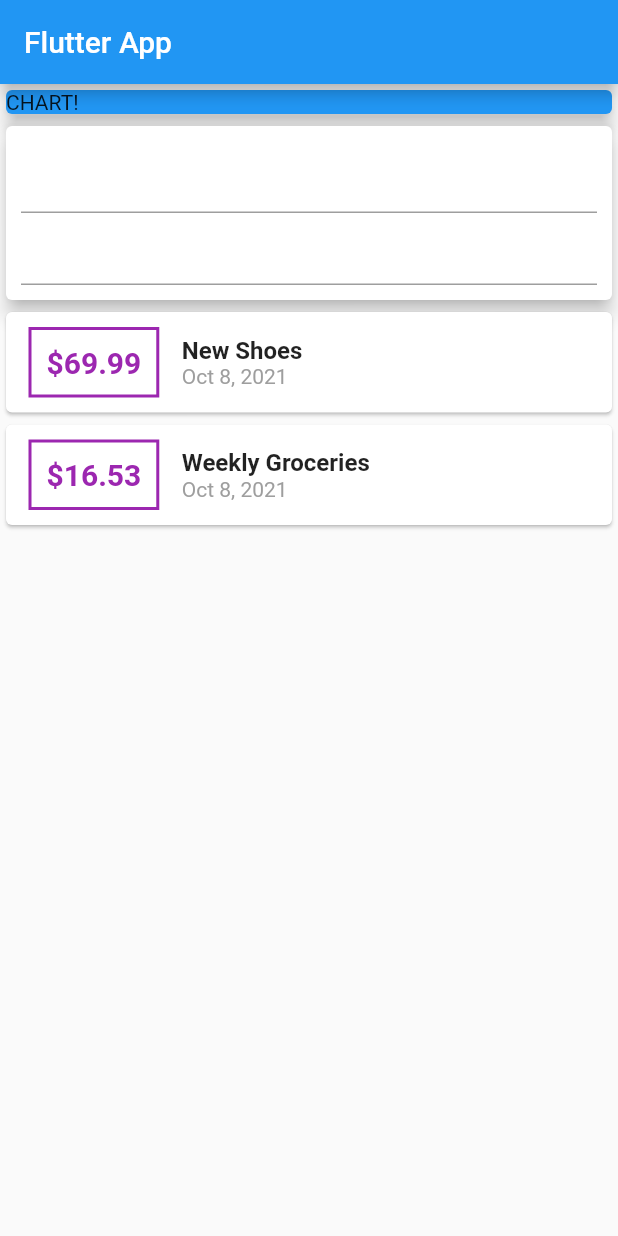
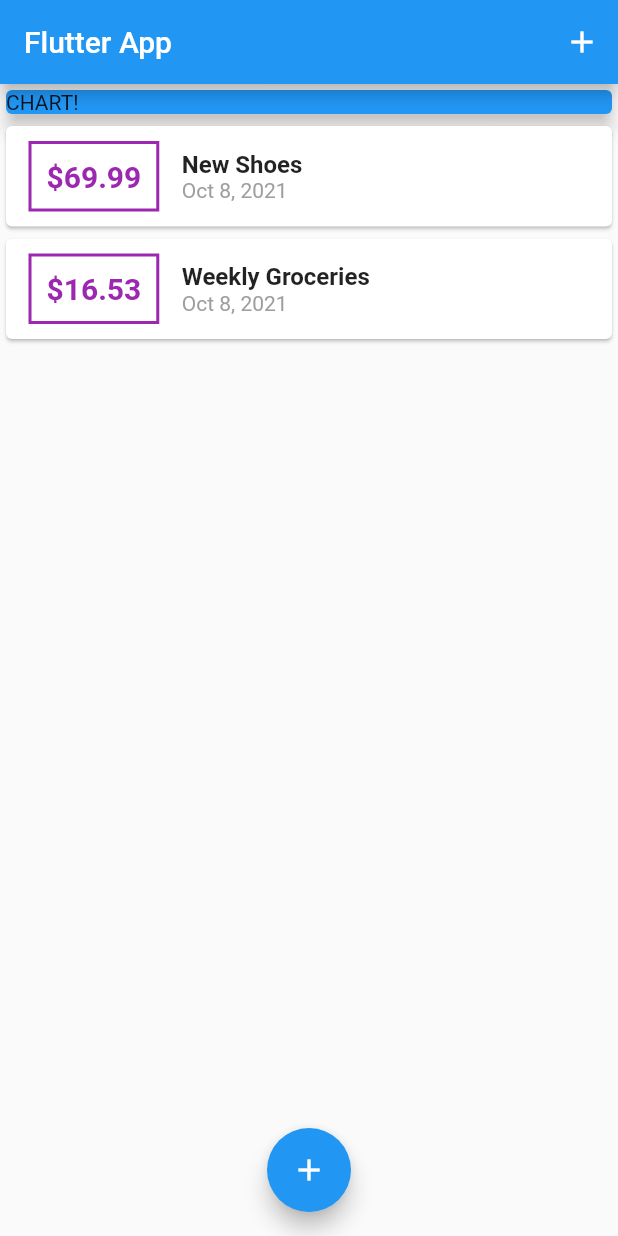
Before and after one commit to bogdan-stelea/personal_expenses_app, a Flutter app: the screen it shows after launch, on a phone screen of 412 x 824 dp. Run offline on Flutter 3.47's test engine with Material 2 defaults, Android fonts, the phone set to English and light mode, and no system bars.

Commit message:
Added implementations
Added transaction list and new button which opens tab to add a new transaction

```diff
--- a/lib/main.dart
+++ b/lib/main.dart
@@ -1,6 +1,8 @@
 import 'package:flutter/material.dart';
-import 'package:personal_expenses_app/transactions.dart';
-import 'package:intl/intl.dart';
+import 'package:personal_expenses_app/widgets/new_transaction.dart';
+import 'package:personal_expenses_app/widgets/transaction_list.dart';
+
+import 'models/transactions.dart';
 
 void main() => runApp(MyApp());
 
@@ -14,8 +16,14 @@ class MyApp extends StatelessWidget {
   }
 }
 
-class MyHomePage extends StatelessWidget {
-  final List<Transaction> transactions = [
+class MyHomePage extends StatefulWidget {
+  @override
+  State<MyHomePage> createState() => _MyHomePageState();
+}
+
+class _MyHomePageState extends State<MyHomePage> {
+
+  final List<Transaction> _userTransaction = [
     Transaction(
       id: 't1',
       title: 'New Shoes',
@@ -30,13 +38,36 @@ class MyHomePage extends StatelessWidget {
     ),
   ];
 
+  void _addNewTransaction(String title, double amount) {
+    final newTx = Transaction(title: title, amount: amount, date: DateTime.now(), id: DateTime.now().toString());
+    setState(() {
+      _userTransaction.add(newTx);
+    });
+  }
+
+  void _startAddNewTransaction(BuildContext ctx) {
+    showModalBottomSheet(
+      context: ctx,
+      builder: (_) {
+        return NewTransaction(_addNewTransaction);
+      },
+    );
+  }
+
   @override
   Widget build(BuildContext context) {
     return Scaffold(
       appBar: AppBar(
         title: const Text('Flutter App'),
+        actions: <Widget>[
+          IconButton(
+            onPressed: () => _startAddNewTransaction(context),
+            icon: Icon(Icons.add),
           ),
-      body: Column(
+        ],
+      ),
+      body: SingleChildScrollView(
+        child: Column(
           // mainAxisAlignment: MainAxisAlignment.start,
           crossAxisAlignment: CrossAxisAlignment.stretch,
           children: <Widget>[
@@ -48,68 +79,14 @@ class MyHomePage extends StatelessWidget {
                 elevation: 5,
               ),
             ),
-          Card(
-            elevation: 5,
-            child: Container(
-              padding: EdgeInsets.all(10),
-              child: Column(
-                children: <Widget>[
-                  TextField(),
-                  TextField(),
+            TransactionList(_userTransaction),
           ],
         ),
       ),
-          ),
-          Column(
-            children: transactions.map((tx) {
-              return Card(
-                child: Row(
-                  children: <Widget>[
-                    Container(
-                      margin: const EdgeInsets.symmetric(
-                        vertical: 10,
-                        horizontal: 15,
-                      ),
-                      decoration: BoxDecoration(
-                        border: Border.all(
-                          color: Colors.purple,
-                          width: 2,
-                        ),
-                      ),
-                      padding: const EdgeInsets.all(10),
-                      child: Text(
-                        '\$${tx.amount}',
-                        style: const TextStyle(
-                          fontWeight: FontWeight.bold,
-                          fontSize: 20,
-                          color: Colors.purple,
-                        ),
-                      ),
-                    ),
-                    Column(
-                      crossAxisAlignment: CrossAxisAlignment.start,
-                      children: <Widget>[
-                        Text(
-                          '${tx.title}',
-                          style: const TextStyle(
-                            fontSize: 16,
-                            fontWeight: FontWeight.bold,
-                          ),
-                        ),
-                        Text(
-                          DateFormat.yMMMd().format(tx.date),
-                          style: const TextStyle(
-                            color: Colors.grey,
-                          ),
-                        ),
-                      ],
-                    ),
-                  ],
-                ),
-              );
-            }).toList(),
-          ),
-        ],
+      floatingActionButtonLocation: FloatingActionButtonLocation.centerFloat,
+      floatingActionButton: FloatingActionButton(
+        child: Icon(Icons.add),
+        onPressed: () => _startAddNewTransaction(context),
       ),
     );
   }
--- /dev/null
+++ b/lib/widgets/transaction_list.dart
@@ -0,0 +1,67 @@
+import 'package:flutter/material.dart';
+import 'package:intl/intl.dart';
+
+import '../models/transactions.dart';
+
+class TransactionList extends StatelessWidget {
+  final List<Transaction> transactions;
+
+  TransactionList(this.transactions);
+
+  @override
+  Widget build(BuildContext context) {
+    return Container(
+      height: 300,
+      child: ListView.builder(
+        itemBuilder: (ctx, index) {
+          return Card(
+            child: Row(
+              children: <Widget>[
+                Container(
+                  margin: const EdgeInsets.symmetric(
+                    vertical: 10,
+                    horizontal: 15,
+                  ),
+                  decoration: BoxDecoration(
+                    border: Border.all(
+                      color: Colors.purple,
+                      width: 2,
+                    ),
+                  ),
+                  padding: const EdgeInsets.all(10),
+                  child: Text(
+                    '\$${transactions[index].amount.toStringAsFixed(2)}',
+                    style: const TextStyle(
+                      fontWeight: FontWeight.bold,
+                      fontSize: 20,
+                      color: Colors.purple,
+                    ),
+                  ),
+                ),
+                Column(
+                  crossAxisAlignment: CrossAxisAlignment.start,
+                  children: <Widget>[
+                    Text(
+                      transactions[index].title,
+                      style: const TextStyle(
+                        fontSize: 16,
+                        fontWeight: FontWeight.bold,
+                      ),
+                    ),
+                    Text(
+                      DateFormat.yMMMd().format(transactions[index].date),
+                      style: const TextStyle(
+                        color: Colors.grey,
+                      ),
+                    ),
+                  ],
+                ),
+              ],
+            ),
+          );
+        },
+        itemCount: transactions.length,
+      ),
+    );
+  }
+}
```
Also changed, not shown: lib/widgets/new_transaction.dart (added, +60 -0 lines), lib/models/transactions.dart (renamed from lib/transactions.dart), 1 other file. Lines whose indentation alone changed are shown as unchanged.
